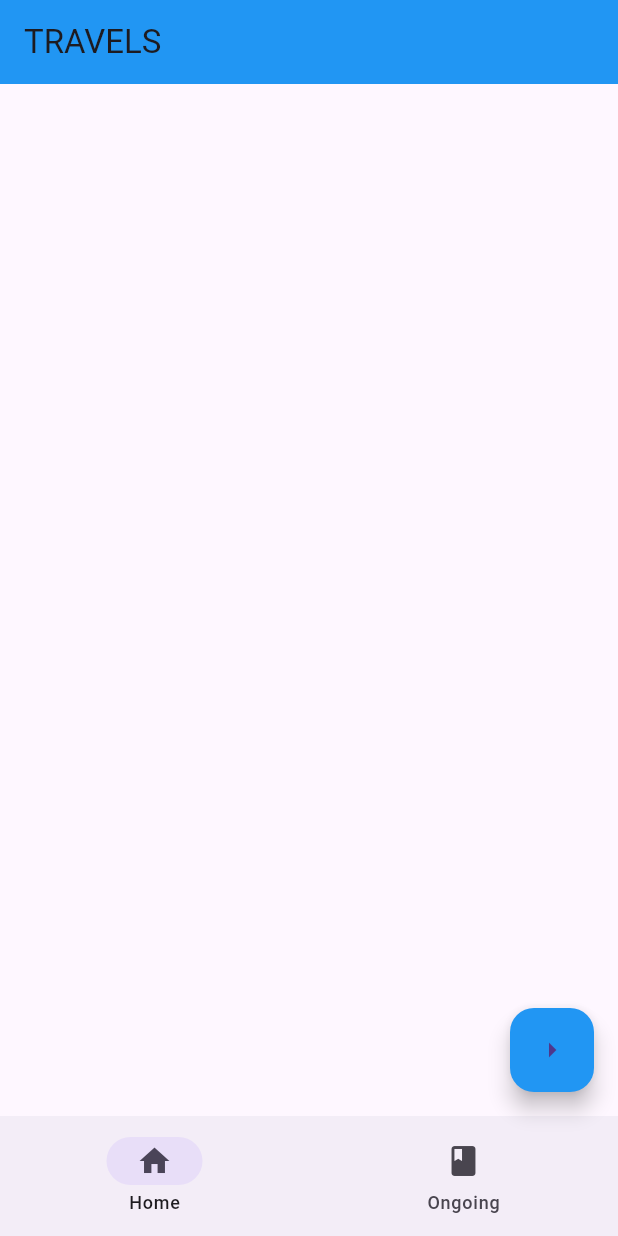
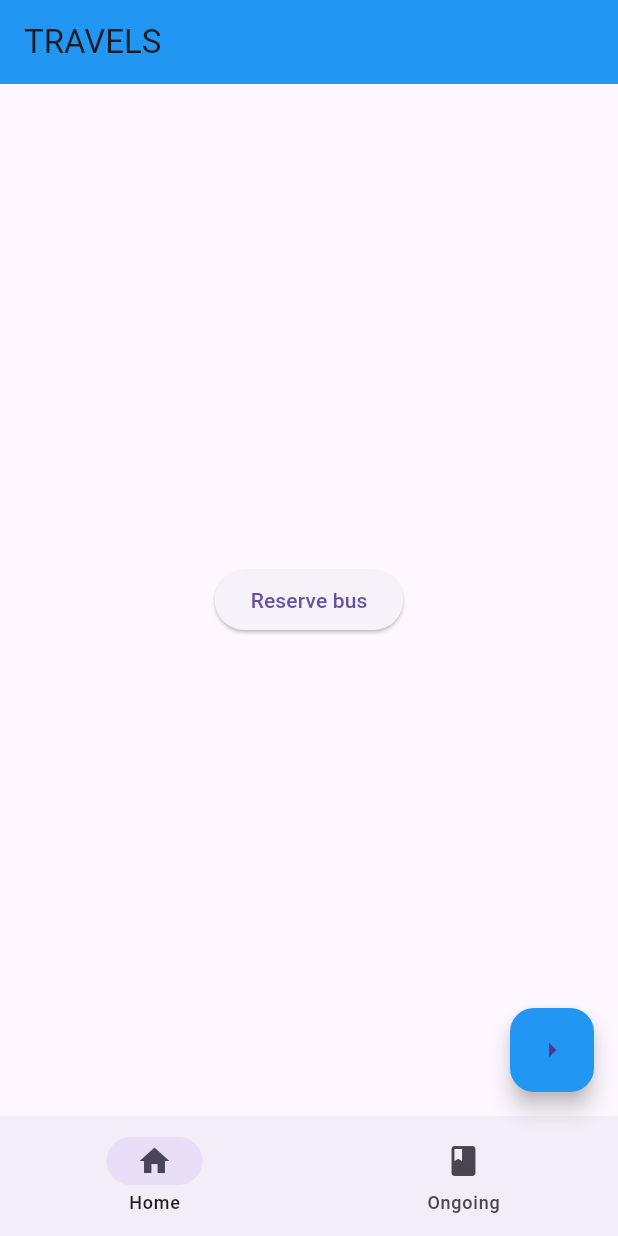
Before and after one commit to juanvictorqwerty/TRAVELS, a Flutter app: the screen it shows after launch, on a phone screen of 412 x 824 dp. Run offline on Flutter 3.47's test engine with Material 3 defaults, Android fonts, the light colour scheme and no system bars.

Commit message:
making the squeleton

```diff
--- /dev/null
+++ b/TRAVELS/flutter_application/lib/home_page.dart
@@ -0,0 +1,13 @@
+import 'package:flutter/material.dart'; //always
+
+class HomePage extends StatelessWidget {
+  const HomePage({Key? key}) : super(key: key);
+
+  @override
+  Widget build(BuildContext context) {
+    return Center(child: ElevatedButton(
+      onPressed:(){},
+        child: const Text("Reserve bus")),
+        );
+  }
+}
--- a/TRAVELS/flutter_application/lib/main.dart
+++ b/TRAVELS/flutter_application/lib/main.dart
@@ -1,4 +1,5 @@
 import 'package:flutter/material.dart';
+import 'package:flutter_application/home_page.dart';
 
 void main() {
   runApp(const MyApp());
@@ -36,6 +37,8 @@ class _RootPageState extends State<Rootpage> {
         backgroundColor: Colors.blue,
         title: const Text ("TRAVELS"),
         ),
+        body: const HomePage(),
+
     floatingActionButton: FloatingActionButton(
       onPressed: (){
         debugPrint("Action button pressed");
```
Also changed, not shown: TRAVELS/flutter_application/lib/bus_reservation.dart (added), TRAVELS/flutter_application/lib/reservations.dart (deleted).
